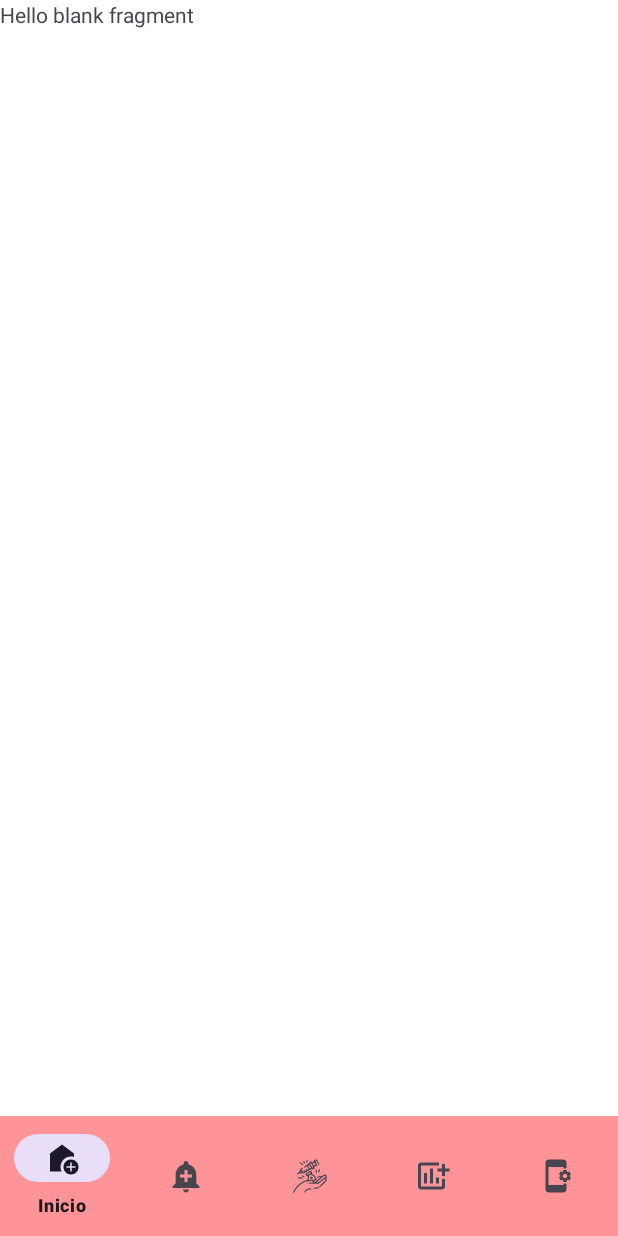
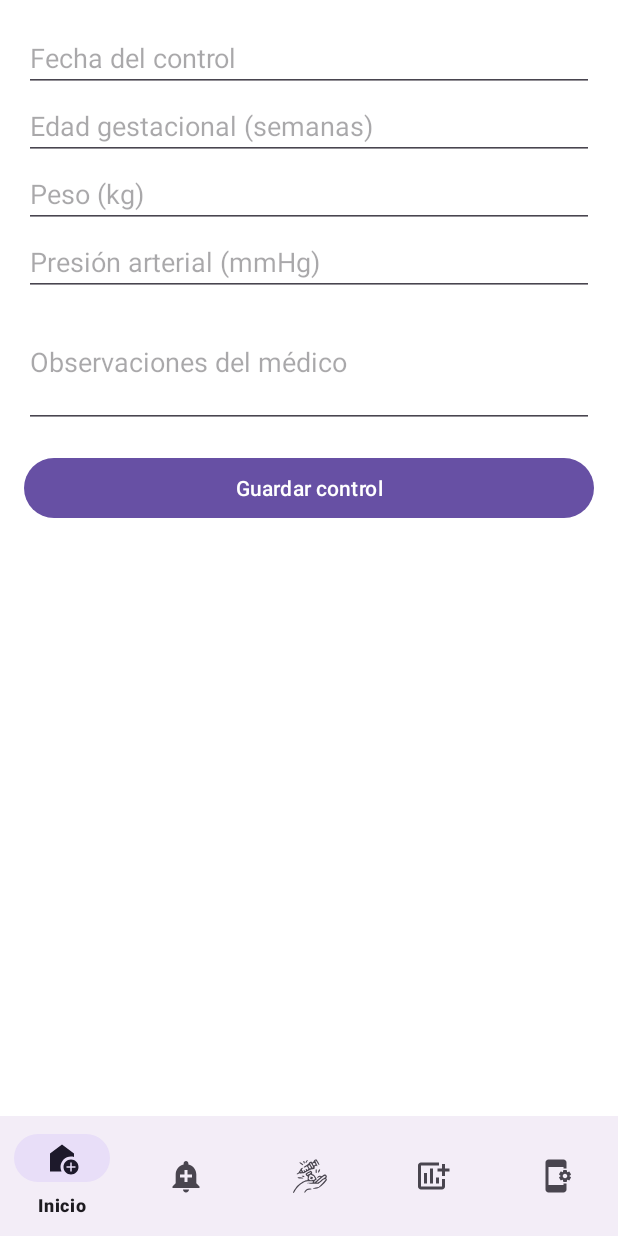
Before and after one commit to AldanaDeSampigny/TNT-materno-infantil, an Android app: the fragment ControlMedicoFragment placed in its activity, on a phone screen of 412 x 824 dp. Run offline under Robolectric (Android 15) with nearby library versions, the light colour scheme and no system bars.

Commit message:
implementacion de controles, con un tab. Se implementa controless realizados, pendientes y carga de un nuevo control hecho.

```diff
--- a/MaternoInfantil/app/build.gradle.kts
+++ b/MaternoInfantil/app/build.gradle.kts
@@ -15,6 +15,10 @@
         versionName = "1.0"
 
         testInstrumentationRunner = "androidx.test.runner.AndroidJUnitRunner"
+    }
+
+    buildFeatures {
+        viewBinding = true
     }
 
     buildTypes {
@@ -51,4 +55,5 @@
     androidTestImplementation(libs.androidx.junit)
     androidTestImplementation(libs.androidx.espresso.core)
     implementation("com.google.android.material:material:1.11.0")
+    implementation ("androidx.viewpager2:viewpager2:1.0.0")
 }
--- a/MaternoInfantil/app/src/main/AndroidManifest.xml
+++ b/MaternoInfantil/app/src/main/AndroidManifest.xml
@@ -13,6 +13,9 @@
         android:theme="@style/Theme.MaternoInfantil"
         tools:targetApi="31">
         <activity
+            android:name=".models.MainActivity"
+            android:exported="false" />
+        <activity
             android:name=".MainActivity"
             android:exported="true">
             <intent-filter>
@@ -21,11 +24,9 @@
                 <category android:name="android.intent.category.LAUNCHER" />
             </intent-filter>
         </activity>
-
         <activity android:name=".models.Vacunacion" />
         <activity android:name=".models.ControlMedico" />
         <activity android:name=".models.Lactancia" />
-
     </application>
 
 </manifest>
--- a/MaternoInfantil/app/src/main/java/com/example/materno_infantil/MainActivity.kt
+++ b/MaternoInfantil/app/src/main/java/com/example/materno_infantil/MainActivity.kt
@@ -5,7 +5,7 @@
 import androidx.appcompat.app.AppCompatActivity
 import androidx.fragment.app.Fragment
 import com.example.materno_infantil.controllers.HomeFragment
-import com.example.materno_infantil.controllers.ControlMedicoFragment
+import com.example.materno_infantil.controllers.ControlesFragment
 import com.example.materno_infantil.controllers.SettingsFragment
 import com.google.android.material.bottomnavigation.BottomNavigationView
 
@@ -24,7 +24,7 @@
         navView.setOnItemSelectedListener { item ->
             val fragment: Fragment = when (item.itemId) {
                 R.id.nav_home -> HomeFragment()
-                R.id.nav_control -> ControlMedicoFragment()
+                R.id.nav_control -> ControlesFragment()
                 R.id.nav_settings -> SettingsFragment()
                 else -> HomeFragment()
             }
--- a/MaternoInfantil/app/src/main/java/com/example/materno_infantil/controllers/ControlMedicoFragment.kt
+++ b/MaternoInfantil/app/src/main/java/com/example/materno_infantil/controllers/ControlMedicoFragment.kt
@@ -1,16 +1,18 @@
 package com.example.materno_infantil.controllers
 
+import android.app.DatePickerDialog
 import android.os.Bundle
 import androidx.fragment.app.Fragment
 import android.view.LayoutInflater
 import android.view.View
 import android.view.ViewGroup
-import com.example.materno_infantil.R
+import android.widget.Toast
+import androidx.fragment.app.activityViewModels
+import com.example.materno_infantil.databinding.FragmentControlMedicoBinding
+import com.example.materno_infantil.models.ControlMedico
+import com.example.materno_infantil.models.ControlesViewModel
+import java.util.Calendar
 
-// TODO: Rename parameter arguments, choose names that match
-// the fragment initialization parameters, e.g. ARG_ITEM_NUMBER
-private const val ARG_PARAM1 = "param1"
-private const val ARG_PARAM2 = "param2"
 
 /**
  * A simple [Fragment] subclass.
@@ -18,43 +20,59 @@
  * create an instance of this fragment.
  */
 class ControlMedicoFragment : Fragment() {
-    // TODO: Rename and change types of parameters
-    private var param1: String? = null
-    private var param2: String? = null
 
-    override fun onCreate(savedInstanceState: Bundle?) {
-        super.onCreate(savedInstanceState)
-        arguments?.let {
-            param1 = it.getString(ARG_PARAM1)
-            param2 = it.getString(ARG_PARAM2)
-        }
-    }
+    private lateinit var binding: FragmentControlMedicoBinding
+    private val viewModel: ControlesViewModel by activityViewModels()
 
     override fun onCreateView(
         inflater: LayoutInflater, container: ViewGroup?,
         savedInstanceState: Bundle?
-    ): View? {
-        // Inflate the layout for this fragment
-        return inflater.inflate(R.layout.fragment_control_medico, container, false)
+    ): View {
+        binding = FragmentControlMedicoBinding.inflate(inflater, container, false)
+
+        // Configurar DatePicker
+        binding.etFecha.setOnClickListener {
+            mostrarDatePicker()
+        }
+
+        binding.btnGuardar.setOnClickListener {
+            val fecha = binding.etFecha.text.toString()
+            val edadGestacional = binding.etEdadGestacional.text.toString()
+            val peso = binding.etPeso.text.toString()
+            val presion = binding.etPresion.text.toString()
+            val observaciones = binding.etObservaciones.text.toString()
+
+            if (fecha.isBlank() || edadGestacional.isBlank()) {
+                Toast.makeText(context, "Por favor completa los campos obligatorios", Toast.LENGTH_SHORT).show()
+            } else {
+                // Lógica para guardar datos (por ahora solo muestra mensaje)
+                //Toast.makeText(context, "Control médico guardado", Toast.LENGTH_SHORT).show()
+                val nuevoControl = ControlMedico(fecha, edadGestacional, peso, presion, observaciones)
+                viewModel.agregarControl(nuevoControl)
+
+                Toast.makeText(context, "Control médico guardado", Toast.LENGTH_SHORT).show()
+                binding.etFecha.text.clear()
+                binding.etEdadGestacional.text.clear()
+                binding.etPeso.text.clear()
+                binding.etPresion.text.clear()
+                binding.etObservaciones.text.clear()
+            }
+        }
+
+        return binding.root
     }
 
-    companion object {
-        /**
-         * Use this factory method to create a new instance of
-         * this fragment using the provided parameters.
-         *
-         * @param param1 Parameter 1.
-         * @param param2 Parameter 2.
-         * @return A new instance of fragment ControlMedicoFragment.
-         */
-        // TODO: Rename and change types and number of parameters
-        @JvmStatic
-        fun newInstance(param1: String, param2: String) =
-            ControlMedicoFragment().apply {
-                arguments = Bundle().apply {
-                    putString(ARG_PARAM1, param1)
-                    putString(ARG_PARAM2, param2)
-                }
-            }
+    private fun mostrarDatePicker() {
+        val calendario = Calendar.getInstance()
+        val year = calendario.get(Calendar.YEAR)
+        val month = calendario.get(Calendar.MONTH)
+        val day = calendario.get(Calendar.DAY_OF_MONTH)
+
+        val datePicker = DatePickerDialog(requireContext(), { _, y, m, d ->
+            val fechaSeleccionada = String.format("%02d/%02d/%04d", d, m + 1, y)
+            binding.etFecha.setText(fechaSeleccionada)
+        }, year, month, day)
+
+        datePicker.show()
     }
 }
--- /dev/null
+++ b/MaternoInfantil/app/src/main/java/com/example/materno_infantil/models/ControlPrenatal.kt
@@ -0,0 +1,6 @@
+package com.example.materno_infantil.models
+
+class ControlPrenatal (
+    val semana: String,
+    val descripcion: String
+)
--- a/MaternoInfantil/app/src/main/res/layout/activity_main.xml
+++ b/MaternoInfantil/app/src/main/res/layout/activity_main.xml
@@ -23,7 +23,6 @@
         android:id="@+id/bottom_navigation"
         android:layout_width="0dp"
         android:layout_height="wrap_content"
-        android:background="#fe9498"
         app:layout_constraintBottom_toBottomOf="parent"
         app:layout_constraintEnd_toEndOf="parent"
         app:layout_constraintStart_toStartOf="parent"
--- a/MaternoInfantil/app/src/main/res/layout/fragment_control_medico.xml
+++ b/MaternoInfantil/app/src/main/res/layout/fragment_control_medico.xml
@@ -1,14 +1,58 @@
 <?xml version="1.0" encoding="utf-8"?>
-<FrameLayout xmlns:android="http://schemas.android.com/apk/res/android"
-    xmlns:tools="http://schemas.android.com/tools"
+<ScrollView xmlns:android="http://schemas.android.com/apk/res/android"
     android:layout_width="match_parent"
-    android:layout_height="match_parent"
-    tools:context=".controllers.ControlMedicoFragment">
+    android:layout_height="match_parent">
 
-    <!-- TODO: Update blank fragment layout -->
-    <TextView
+    <LinearLayout
+        android:orientation="vertical"
+        android:padding="16dp"
         android:layout_width="match_parent"
-        android:layout_height="match_parent"
-        android:text="@string/hello_blank_fragment" />
+        android:layout_height="wrap_content">
 
-</FrameLayout>
+        <EditText
+            android:id="@+id/etFecha"
+            android:layout_width="match_parent"
+            android:layout_height="wrap_content"
+            android:hint="Fecha del control"
+            android:focusable="false"
+            android:clickable="true"
+            android:inputType="none" />
+
+        <EditText
+            android:id="@+id/etEdadGestacional"
+            android:layout_width="match_parent"
+            android:layout_height="wrap_content"
+            android:hint="Edad gestacional (semanas)"
+            android:inputType="number" />
+
+        <EditText
+            android:id="@+id/etPeso"
+            android:layout_width="match_parent"
+            android:layout_height="wrap_content"
+            android:hint="Peso (kg)"
+            android:inputType="numberDecimal" />
+
+        <EditText
+            android:id="@+id/etPresion"
+            android:layout_width="match_parent"
+            android:layout_height="wrap_content"
+            android:hint="Presión arterial (mmHg)"
+            android:inputType="text" />
+
+        <EditText
+            android:id="@+id/etObservaciones"
+            android:layout_width="match_parent"
+            android:layout_height="wrap_content"
+            android:hint="Observaciones del médico"
+            android:inputType="textMultiLine"
+            android:minLines="3" />
+
+        <Button
+            android:id="@+id/btnGuardar"
+            android:layout_width="match_parent"
+            android:layout_height="wrap_content"
+            android:layout_marginTop="16dp"
+            android:text="Guardar control"
+            android:textColorLink="#fe9498" />
+    </LinearLayout>
+</ScrollView>
```
Also changed, not shown: MaternoInfantil/app/src/main/java/com/example/materno_infantil/adapters/ControlAdapter.kt (added, +27 -0 lines), MaternoInfantil/app/src/main/java/com/example/materno_infantil/adapters/ViewPagerAdapter.kt (added, +21 -0 lines), MaternoInfantil/app/src/main/java/com/example/materno_infantil/controllers/ControlesFragment.kt (added, +47 -0 lines), MaternoInfantil/app/src/main/java/com/example/materno_infantil/controllers/ControlesPendientesFragment.kt (added, +87 -0 lines), MaternoInfantil/app/src/main/java/com/example/materno_infantil/controllers/ControlesRealizadosFragment.kt (added, +87 -0 lines), MaternoInfantil/app/src/main/java/com/example/materno_infantil/models/ControlMedico.kt (+7 -14 lines), MaternoInfantil/app/src/main/java/com/example/materno_infantil/models/ControlesViewModel.kt (added, +16 -0 lines), MaternoInfantil/app/src/main/res/layout/fragment_controles.xml (added, +23 -0 lines), MaternoInfantil/app/src/main/res/layout/fragment_controles_pendientes.xml (added, +24 -0 lines), MaternoInfantil/app/src/main/res/layout/fragment_controles_realizados.xml (added, +9 -0 lines), MaternoInfantil/app/src/main/res/layout/item_control_pendiente.xml (added, +27 -0 lines), MaternoInfantil/app/src/main/res/layout/item_control_realizado.xml (added, +37 -0 lines).
